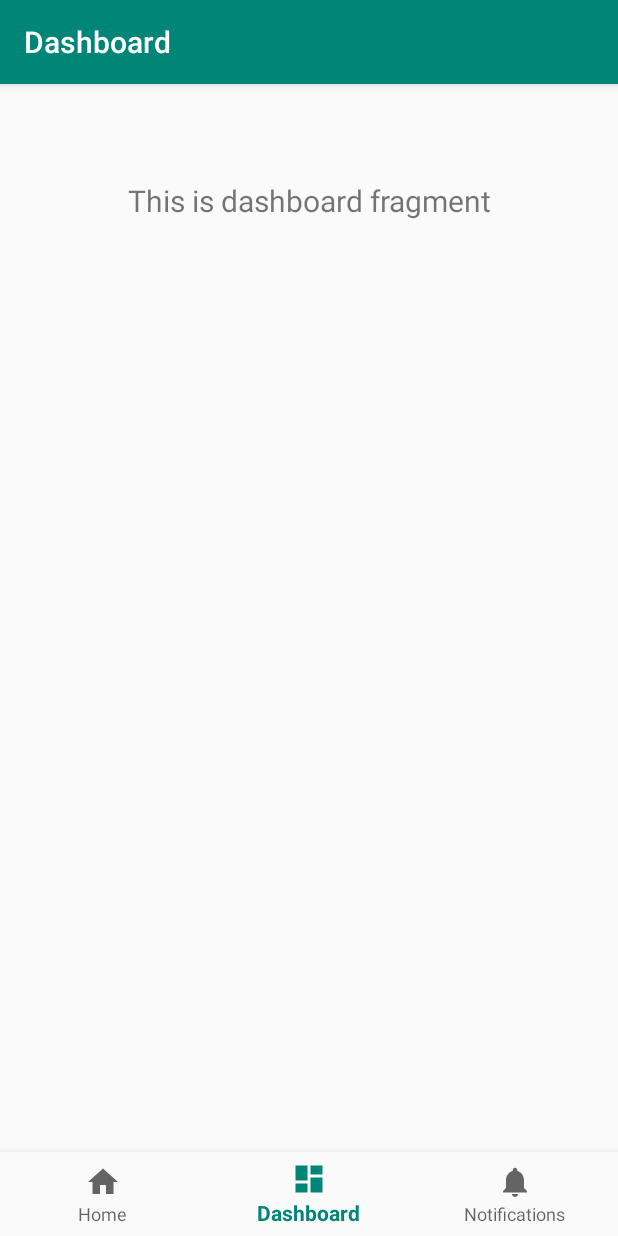
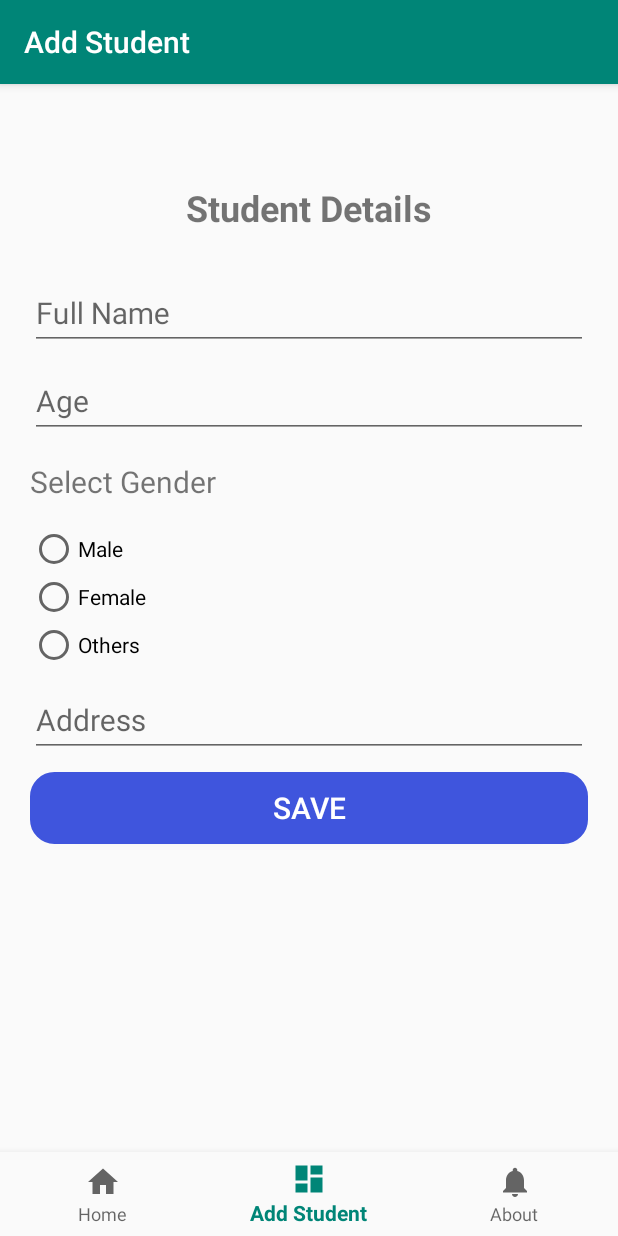
Before and after one commit to zeraMe1ster/Android-3rd-Assignment-Section-A-Nov-Batch-, an Android app: the DashboardFragment screen opened through its navigation route, on a phone screen of 412 x 824 dp. Run offline under Robolectric (Android 15) with nearby library versions, the phone set to English and light mode, and no system bars; our stand-ins replace navigation-ui.

Commit message:
Last part left

```diff
--- a/app/src/main/java/com/example/esoftassign/ui/dashboard/DashboardFragment.java
+++ b/app/src/main/java/com/example/esoftassign/ui/dashboard/DashboardFragment.java
@@ -1,20 +1,35 @@
 package com.example.esoftassign.ui.dashboard;
 
 import android.os.Bundle;
+import android.text.TextUtils;
 import android.view.LayoutInflater;
 import android.view.View;
 import android.view.ViewGroup;
+import android.widget.Button;
+import android.widget.EditText;
+import android.widget.RadioGroup;
 import android.widget.TextView;
-
+import android.widget.Toast;
 import androidx.annotation.Nullable;
 import androidx.annotation.NonNull;
 import androidx.fragment.app.Fragment;
 import androidx.lifecycle.Observer;
 import androidx.lifecycle.ViewModelProviders;
+import com.example.esoftassign.DashboardActivity;
+import com.example.esoftassign.R;
+import com.example.esoftassign.model.Student;
 
-import com.example.esoftassign.R;
+public class DashboardFragment extends Fragment implements RadioGroup.OnCheckedChangeListener,View.OnClickListener{
 
-public class DashboardFragment extends Fragment {
+    private DashboardViewModel mViewModel;
+    private String fullname,gender,address,age;
+    private EditText editTextFullName,editTextAddress,editTextAge;
+    private RadioGroup radioG;
+    private Button btnsubmit;
+
+    public static DashboardFragment newInstance() {
+        return new DashboardFragment();
+    }
 
     private DashboardViewModel dashboardViewModel;
 
@@ -22,14 +37,112 @@ public class DashboardFragment extends Fragment {
                              ViewGroup container, Bundle savedInstanceState) {
         dashboardViewModel =
                 ViewModelProviders.of(this).get(DashboardViewModel.class);
-        View root = inflater.inflate(R.layout.fragment_dashboard, container, false);
-        final TextView textView = root.findViewById(R.id.text_dashboard);
+        View root = inflater.inflate(R.layout.add_student, container, false);
+
+        editTextFullName = root.findViewById(R.id.fullname);
+        editTextAddress = root.findViewById(R.id.address);
+        editTextAge = root.findViewById(R.id.age);
+        radioG=root.findViewById(R.id.gender);
+        btnsubmit=root.findViewById(R.id.btn_save);
+
+        radioG.setOnCheckedChangeListener(this);
+        btnsubmit.setOnClickListener(this);
+
         dashboardViewModel.getText().observe(this, new Observer<String>() {
             @Override
             public void onChanged(@Nullable String s) {
-                textView.setText(s);
             }
         });
         return root;
     }
+
+    @Override
+    public void onClick(View view) {
+
+        if(view.getId()==R.id.btn_save)
+        {
+
+            Toast.makeText(getActivity(), "We have clicked", Toast.LENGTH_SHORT).show();
+            fullname = editTextFullName.getText().toString();
+            age=editTextAge.getText().toString();
+            address=editTextAddress.getText().toString();
+            if(validate())
+            {
+                DashboardActivity.st.add(new Student(fullname,gender,age,address));
+                Toast.makeText(getContext(),"Student added", Toast.LENGTH_SHORT).show();
+
+//                HomeFragment homeFragment = new HomeFragment();
+//
+//                Bundle bundle = new Bundle();
+////                bundle.putSerializable("studentlist", M);
+//
+//                homeFragment.setArguments(bundle);
+//                getFragmentManager().beginTransaction().add(R.id.nav_host_fragment,homeFragment).commit();
+
+
+
+            }
+
+
+
+        }
+
+    }
+
+    private boolean validate(){
+        if(TextUtils.isEmpty(fullname))
+        {
+            editTextFullName.setError("Please enter a name");
+            editTextFullName.requestFocus();
+            return false;
+        }
+        if(TextUtils.isEmpty(age))
+        {
+            editTextAge.setError("Please enter age");
+            editTextAge.requestFocus();
+            return false;
+        }
+
+        if(!TextUtils.isDigitsOnly(age))
+        {
+            editTextAge.setError("Please enter age");
+            editTextAge.requestFocus();
+            return false;
+        }
+
+        if(TextUtils.isEmpty(address))
+        {
+            editTextAddress.setError("Please enter an address");
+            editTextAddress.requestFocus();
+            return false;
+        }
+
+
+
+        if(TextUtils.isEmpty(gender))
+        {
+            Toast.makeText(getContext(), "Please select a gender", Toast.LENGTH_SHORT).show();
+            return false;
+        }
+        return  true;
+    }
+
+    @Override
+    public void onCheckedChanged(RadioGroup radioGroup, int i) {
+        if(i== R.id.male_radio_btn)
+        {
+            gender="Male";
+            //Toast.makeText(this, "Male", Toast.LENGTH_SHORT).show();
+        }
+        if(i == R.id.female_radio_btn)
+        {
+            gender = "Female";
+            //Toast.makeText(this, "Female", Toast.LENGTH_SHORT).show();
+        }
+        if(i== R.id.other_radio_btn)
+        {
+            gender ="Other";
+            //Toast.makeText(this, "Other", Toast.LENGTH_SHORT).show();
+        }
+    }
 }
--- /dev/null
+++ b/app/src/main/res/layout/add_student.xml
@@ -0,0 +1,128 @@
+<?xml version="1.0" encoding="utf-8"?>
+<LinearLayout xmlns:android="http://schemas.android.com/apk/res/android"
+    xmlns:tools="http://schemas.android.com/tools"
+    android:layout_width="fill_parent"
+    android:layout_height="fill_parent"
+    android:orientation="vertical"
+    android:layout_gravity="center"
+    android:paddingLeft="20dp"
+    android:paddingRight="20dp">
+
+
+    <TextView
+        android:id="@+id/addfrag"
+        android:layout_width="fill_parent"
+        android:layout_height="wrap_content"
+        android:gravity="center"
+        android:padding="10dp"
+        android:text="Student Details"
+        android:textSize="24dp"
+        android:textStyle="bold" />
+
+
+    <com.google.android.material.textfield.TextInputLayout
+        android:layout_width="match_parent"
+        android:layout_height="wrap_content"
+        android:layout_centerHorizontal="true"
+        android:layout_marginTop="10dp"
+        android:hint="Full Name"
+
+        >
+
+        <com.google.android.material.textfield.TextInputEditText
+            android:id="@+id/fullname"
+            android:layout_width="match_parent"
+            android:layout_height="wrap_content"
+            android:textSize="20dp"
+            />
+
+    </com.google.android.material.textfield.TextInputLayout>
+
+
+    <com.google.android.material.textfield.TextInputLayout
+        android:layout_width="match_parent"
+        android:layout_height="wrap_content"
+        android:hint="Age"
+
+        >
+
+        <com.google.android.material.textfield.TextInputEditText
+            android:id="@+id/age"
+            android:layout_width="match_parent"
+            android:layout_height="wrap_content"
+            android:inputType="number"
+            android:textSize="20dp"
+            />
+
+    </com.google.android.material.textfield.TextInputLayout>
+
+    <TextView
+        android:id="@+id/gender_textview"
+        android:layout_width="wrap_content"
+        android:layout_height="wrap_content"
+        android:text="Select Gender"
+        android:textSize="20dp"
+        android:layout_marginTop="15dp"
+        android:layout_marginBottom="15dp"
+        />
+
+
+
+    <RadioGroup
+        android:id="@+id/gender"
+        android:layout_width="fill_parent"
+        android:layout_height="wrap_content"
+        >
+        <RadioButton
+            android:id="@+id/male_radio_btn"
+            android:layout_width="fill_parent"
+            android:layout_height="wrap_content"
+            android:text="Male"
+            />
+        <RadioButton
+            android:id="@+id/female_radio_btn"
+            android:layout_width="fill_parent"
+            android:layout_height="wrap_content"
+            android:text = "Female"
+            />
+
+        <RadioButton
+            android:id="@+id/other_radio_btn"
+            android:layout_width="fill_parent"
+            android:layout_height="wrap_content"
+            android:text = "Others"
+            />
+    </RadioGroup>
+
+
+    <com.google.android.material.textfield.TextInputLayout
+        android:layout_width="match_parent"
+        android:layout_height="wrap_content"
+        android:hint="Address"
+
+        >
+
+        <com.google.android.material.textfield.TextInputEditText
+            android:id="@+id/address"
+            android:layout_width="match_parent"
+            android:layout_height="wrap_content"
+            android:textSize="20dp"
+            />
+
+    </com.google.android.material.textfield.TextInputLayout>
+
+
+    <Button android:id="@+id/btn_save"
+        android:layout_width="fill_parent"
+        android:layout_height="wrap_content"
+        android:text="Save"
+        android:background="@drawable/buttondesign"
+        android:layout_marginTop="10dp"
+        android:textColor="@android:color/white"
+        android:textSize="20dp"
+        />
+
+
+
+
+</LinearLayout>
--- a/app/src/main/res/layout/fragment_notifications.xml
+++ b/app/src/main/res/layout/fragment_notifications.xml
@@ -7,7 +7,7 @@
     android:orientation="vertical">
 
     <WebView
-        android:layout_width="wrap_content"
+        android:layout_width="match_parent"
         android:layout_height="match_parent"
         android:id="@+id/softwarica"
         />
--- a/app/src/main/res/values/strings.xml
+++ b/app/src/main/res/values/strings.xml
@@ -2,6 +2,6 @@
     <string name="app_name">eSoftAssign</string>
     <string name="title_activity_dashboard">DashboardActivity</string>
     <string name="title_home">Home</string>
-    <string name="title_dashboard">Dashboard</string>
-    <string name="title_notifications">Notifications</string>
+    <string name="title_dashboard">Add Student</string>
+    <string name="title_notifications">About</string>
 </resources>
```
